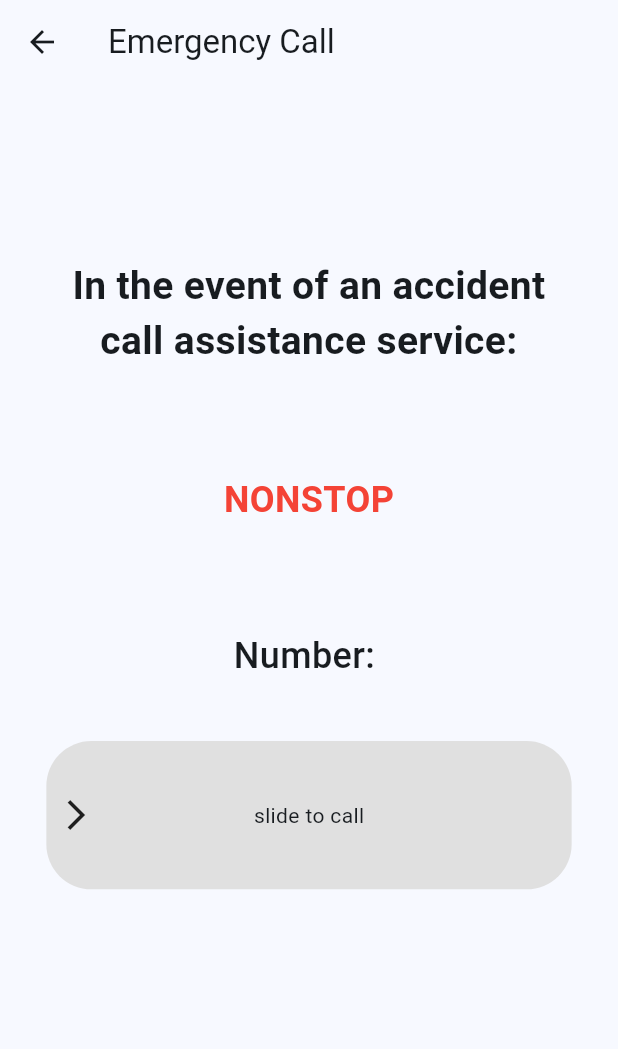
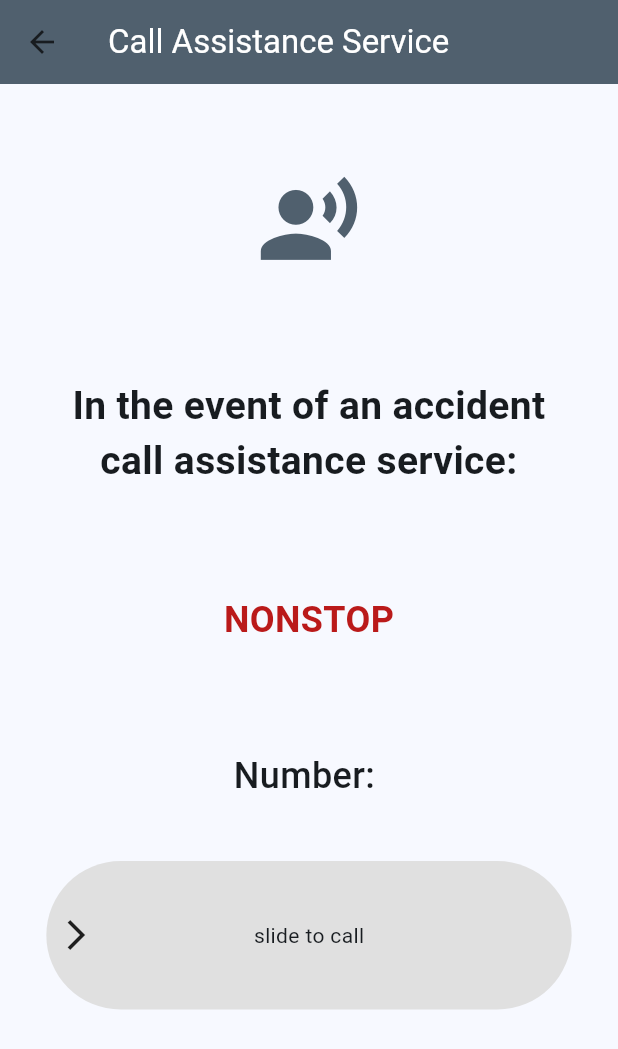
Before and after one commit to fix1t/but-itu-cartrack, a Flutter app: the HelpCallPage screen opened by its route, on a phone screen of 412 x 824 dp. Shown: the top 1049 px of the screen. Run offline on Flutter 3.47's test engine with Material 3 defaults, Android fonts, the phone set to English and light mode, and no system bars; our stand-ins replace convex_bottom_bar, firebase_core, firebase_database; accounts and stored records are empty.

Commit message:
enhanced help

```diff
--- a/lib/src/view/car_expense_detail_screen.dart
+++ b/lib/src/view/car_expense_detail_screen.dart
@@ -26,7 +26,7 @@ class _CarExpenseDetailScreenState extends State<CarExpenseDetailScreen> {
   final Map<ExpenseType, IconData> _expenseIcons = {
     ExpenseType.fuel: Icons.local_gas_station,
     ExpenseType.maintenance: Icons.build,
-    ExpenseType.repair: Icons.build_circle,
+    ExpenseType.repair: Icons.handyman,
     ExpenseType.insurance: Icons.shield,
     ExpenseType.other: Icons.more_vert,
   };
--- a/lib/src/view/car_home_help_screen.dart
+++ b/lib/src/view/car_home_help_screen.dart
@@ -15,6 +15,7 @@ class _HelpCallPageState extends State<HelpCallPage> {
 
   @override
   Widget build(BuildContext context) {
+    var theme = Theme.of(context);
     // Get the screen width
     double screenWidth = MediaQuery.of(context).size.width;
     double screenHeight = MediaQuery.of(context).size.height;
@@ -24,7 +25,9 @@ class _HelpCallPageState extends State<HelpCallPage> {
 
     return Scaffold(
       appBar: AppBar(
-        title: Text('Emergency Call'),
+        title: Text('Call Assistance Service',
+            style: TextStyle(color: theme.colorScheme.onSecondary)),
+        backgroundColor: theme.colorScheme.secondary,
       ),
       body: Center(
         child: Padding(
@@ -33,7 +36,11 @@ class _HelpCallPageState extends State<HelpCallPage> {
             mainAxisAlignment: MainAxisAlignment.start,
             crossAxisAlignment: CrossAxisAlignment.center,
             children: [
-              SizedBox(height: 100.0),
+              SizedBox(height: 40.0),
+              Icon(Icons.record_voice_over,
+                  color: theme.colorScheme.secondary,
+                  size: screenHeight * 0.085),
+              SizedBox(height: 70.0),
               Text(
                 'In the event of an accident\ncall assistance service:',
                 textAlign: TextAlign.center,
@@ -48,14 +55,15 @@ class _HelpCallPageState extends State<HelpCallPage> {
                 'NONSTOP',
                 style: TextStyle(
                   fontSize: 24.0,
-                  color: Colors.red,
+                  color: Theme.of(context).colorScheme.error,
                   fontWeight: FontWeight.bold,
                 ),
               ),
               SizedBox(height: 70.0),
               // Adjust this value as needed for spacing
               Text(
-                'Number: ' + selectedCar.insuranceContact, // Replace with the actual number
+                'Number: ' + selectedCar.insuranceContact,
+                // Replace with the actual number
                 style: TextStyle(
                   fontSize: 24.0,
                   fontWeight: FontWeight.w500,
@@ -93,7 +101,7 @@ class _HelpCallPageState extends State<HelpCallPage> {
                   width: _sliderWidth,
                   decoration: BoxDecoration(
                     color: Colors.grey.shade300,
-                    borderRadius: BorderRadius.circular(30.0),
+                    borderRadius: BorderRadius.circular(80.0),
                   ),
                   child: Stack(
                     alignment: Alignment.centerLeft,
@@ -102,7 +110,7 @@ class _HelpCallPageState extends State<HelpCallPage> {
                         width: _slideValue * _sliderWidth,
                         decoration: BoxDecoration(
                           color: Colors.blue,
-                          borderRadius: BorderRadius.circular(30.0),
+                          borderRadius: BorderRadius.circular(80.0),
                         ),
                       ),
                       const Align(
@@ -140,7 +148,6 @@ class _HelpCallPageState extends State<HelpCallPage> {
     } else {
       debugPrint('Could not launch dialer for $launchUri');
       // Show an error if needed
-
     }
   }
 }
--- a/lib/src/widgets/car_navbar.dart
+++ b/lib/src/widgets/car_navbar.dart
@@ -12,7 +12,7 @@ class CarNavigationBase extends StatefulWidget {
 }
 
 class _CarNavigationBaseState extends State<CarNavigationBase> {
-  int _currentIndex = 2;
+  int _currentIndex = 2; //default on the middle item
 
   final List<Widget> _pages = [
     CarDetailScreen(),
```
